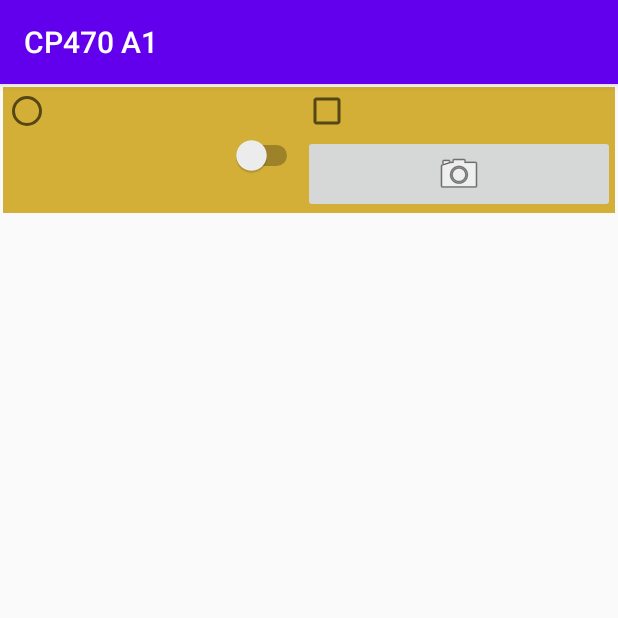
After one commit to keveniskander/Android_A1, an Android app: the ListItemsActive screen opened directly, with no data from a screen before it, on a phone screen of 412 x 824 dp, the top half of it. The commit adds this screen. Run offline under Robolectric (Android 15) with nearby library versions, the phone set to English and light mode, and no system bars.

Commit message:
Task 1 almost complete

```diff
--- a/app/src/main/AndroidManifest.xml
+++ b/app/src/main/AndroidManifest.xml
@@ -9,7 +9,8 @@
         android:roundIcon="@mipmap/ic_launcher_round"
         android:supportsRtl="true"
         android:theme="@style/AppTheme">
-        <activity android:name=".LoginActivity"></activity>
+        <activity android:name=".ListItemsActive"></activity>
+        <activity android:name=".LoginActivity" />
         <activity android:name=".MainActivity">
             <intent-filter>
                 <action android:name="android.intent.action.MAIN" />
--- /dev/null
+++ b/app/src/main/java/com/example/androidassignments/ListItemsActive.java
@@ -0,0 +1,14 @@
+package com.example.androidassignments;
+
+import androidx.appcompat.app.AppCompatActivity;
+
+import android.os.Bundle;
+
+public class ListItemsActive extends AppCompatActivity {
+
+    @Override
+    protected void onCreate(Bundle savedInstanceState) {
+        super.onCreate(savedInstanceState);
+        setContentView(R.layout.activity_list_items_active);
+    }
+}
--- /dev/null
+++ b/app/src/main/res/layout/activity_list_items_active.xml
@@ -0,0 +1,25 @@
+<?xml version="1.0" encoding="utf-8"?>
+<GridLayout xmlns:android="http://schemas.android.com/apk/res/android"
+    xmlns:tools="http://schemas.android.com/tools"
+    android:layout_width="match_parent"
+    android:layout_height="wrap_content"
+    android:layout_margin="2dp"
+    android:background="@color/gold"
+    android:columnCount="2"
+    android:rowCount="2">
+
+    <RadioButton android:layout_columnWeight="1" android:gravity="fill">
+    </RadioButton>
+
+    <CheckBox android:layout_columnWeight="1" android:gravity="fill">
+
+    </CheckBox>
+
+    <Switch android:layout_columnWeight="1" android:gravity="fill">
+
+    </Switch>
+
+    <ImageButton android:src="@android:drawable/ic_menu_camera" android:layout_columnWeight="1" android:gravity="fill">
+
+    </ImageButton>
+</GridLayout>
--- a/app/src/main/res/layout/activity_login.xml
+++ b/app/src/main/res/layout/activity_login.xml
@@ -12,6 +12,7 @@
     <EditText
         android:layout_width="match_parent"
         android:layout_height="wrap_content"
+        android:inputType="textEmailAddress"
         android:text="@string/LoginName"/>
 
     <TextView
@@ -21,6 +22,7 @@
 
     <EditText
         android:layout_width="match_parent"
-        android:layout_height="wrap_content"/>
+        android:layout_height="wrap_content"
+        android:inputType="textPassword"/>
 
 </LinearLayout>
--- a/app/src/main/res/values/colors.xml
+++ b/app/src/main/res/values/colors.xml
@@ -3,4 +3,5 @@
     <color name="colorPrimary">#6200EE</color>
     <color name="colorPrimaryDark">#3700B3</color>
     <color name="colorAccent">#03DAC5</color>
+    <color name="gold">#D4AF37</color>
 </resources>
--- a/app/src/main/res/values/strings.xml
+++ b/app/src/main/res/values/strings.xml
@@ -2,7 +2,7 @@
     <string name="app_name">CP470 A1</string>
     <string name="hello_message">Hello World!</string>
     <string name="ButtonText">I\’m a button</string>
-    <string name = "Login">login</string>
-    <string name = "LoginName">login name</string>
+    <string name="Login">login</string>
+    <string name="LoginName">login name</string>
     <string name="Password">password</string>
 </resources>
```
